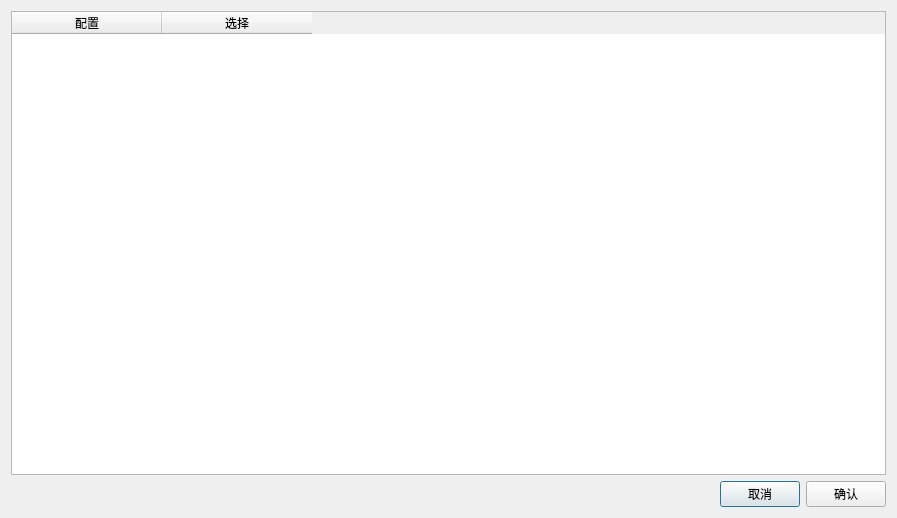
Old version of the form GUI/configurate.ui in the repository ZxxWs/IdentifyBuilding.
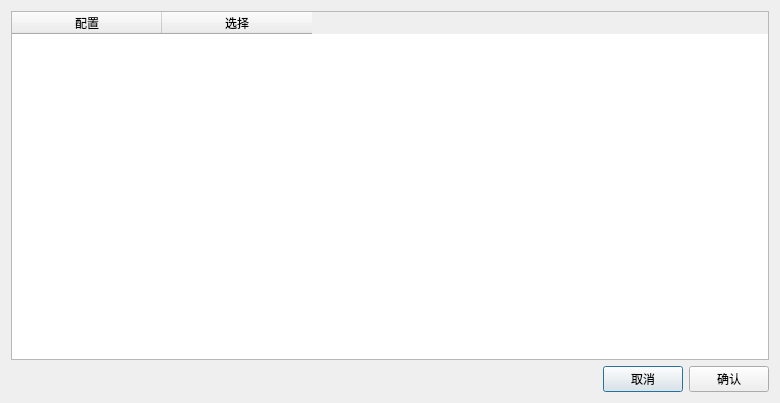
New version of the form.

What changed in the file:
```diff
--- a/GUI/configurate.ui
+++ b/GUI/configurate.ui
@@ -6,8 +6,8 @@
    <rect>
     <x>0</x>
     <y>0</y>
-    <width>897</width>
-    <height>518</height>
+    <width>780</width>
+    <height>403</height>
    </rect>
   </property>
   <property name="acceptDrops">
@@ -19,6 +19,9 @@
   <layout class="QVBoxLayout" name="verticalLayout_2">
    <item>
     <widget class="QTableWidget" name="tableWidget">
+     <property name="gridStyle">
+      <enum>Qt::CustomDashLine</enum>
+     </property>
      <attribute name="horizontalHeaderCascadingSectionResizes">
       <bool>true</bool>
      </attribute>
```
